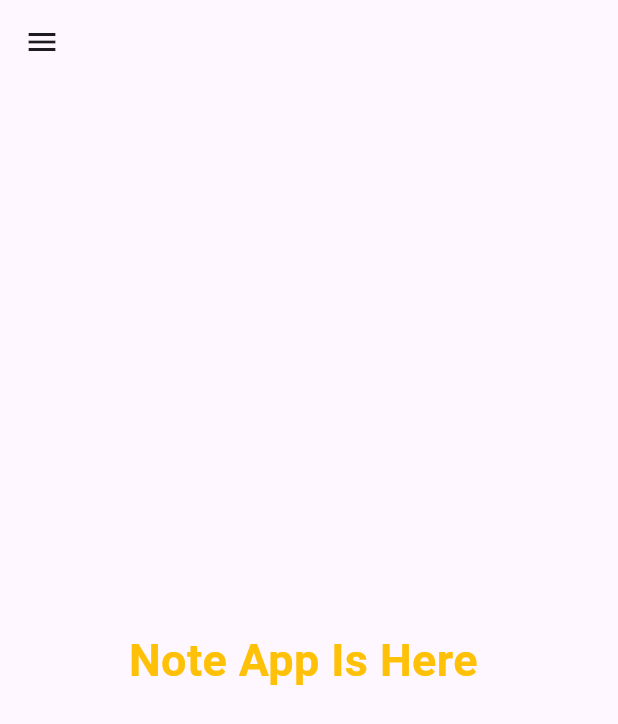
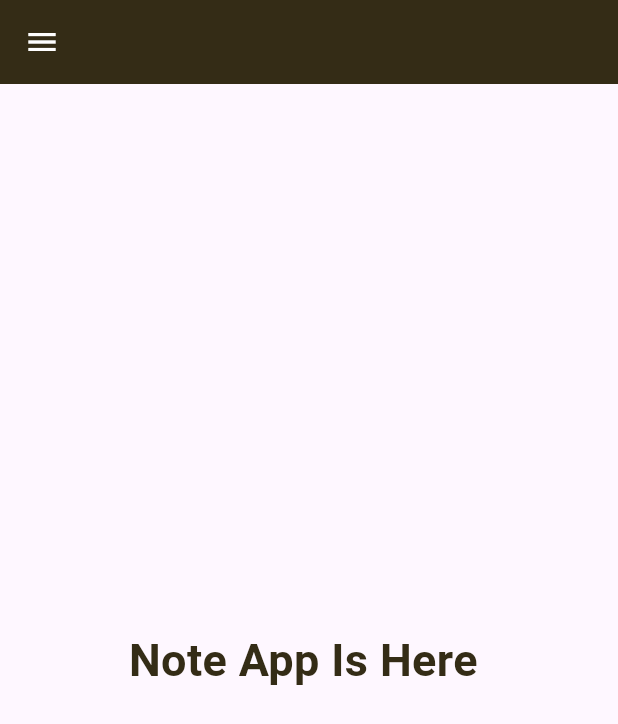
Before and after one commit to AMN-2/NoteApp, a Flutter app: the screen it shows after launch, on a phone screen of 412 x 824 dp. Shown: the top 724 px of the screen. Run offline on Flutter 3.47's test engine with Material 3 defaults, Android fonts, the phone set to English and light mode, and no system bars.

Commit message:
Change The Name Of App

```diff
--- a/lib/main.dart
+++ b/lib/main.dart
@@ -3,15 +3,20 @@
 import 'package:flutter/material.dart';
 
 void main() {
-  runApp(MyApp());
+  runApp(NoteApp());
 }
 
-class MyApp extends StatelessWidget {
-  const MyApp({super.key});
+class NoteApp extends StatelessWidget {
+  const NoteApp({super.key});
 
   @override
   Widget build(BuildContext context) {
     return MaterialApp(
+      theme: ThemeData(
+          appBarTheme: AppBarTheme(
+        foregroundColor: Colors.white,
+        backgroundColor: const Color.fromARGB(255, 52, 44, 22),
+      )),
       home: Home(),
     );
   }
@@ -30,7 +35,7 @@ class Home extends StatelessWidget {
           'Note App Is Here ',
           style: TextStyle(
             fontSize: 30,
-            color: Colors.amber,
+            color: const Color.fromARGB(255, 52, 44, 22),
             fontWeight: FontWeight.bold,
           ),
         ),
```
